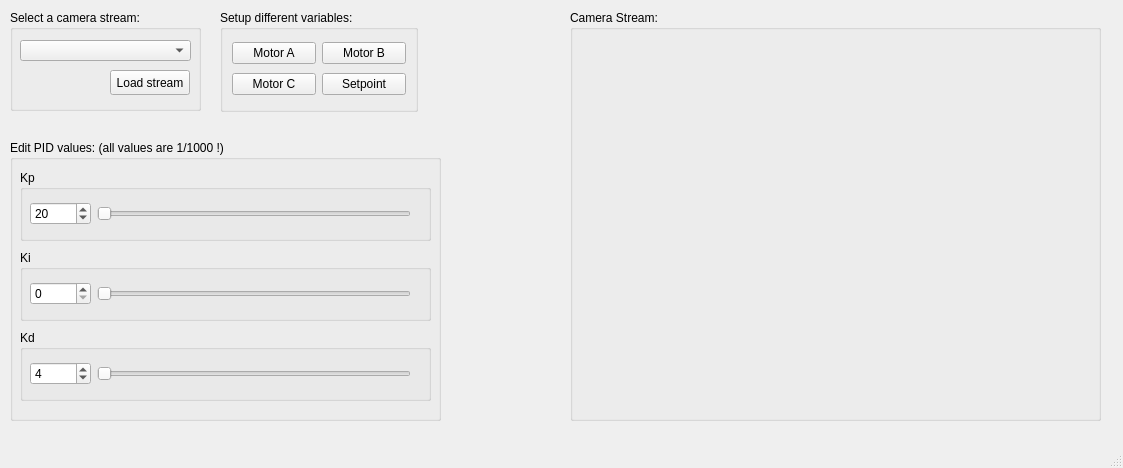
Old version of the form QT/mrb_window.ui in the repository verae98/Balancer.
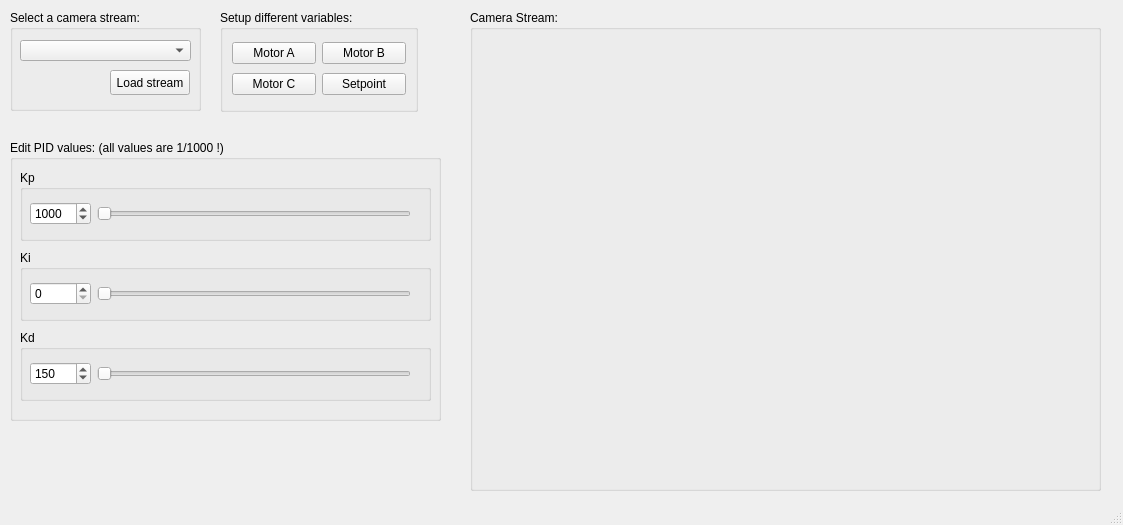
New version of the form.

```diff
--- a/QT/mrb_window.ui
+++ b/QT/mrb_window.ui
@@ -7,7 +7,7 @@
     <x>0</x>
     <y>0</y>
     <width>1123</width>
-    <height>468</height>
+    <height>525</height>
    </rect>
   </property>
   <property name="windowTitle">
@@ -100,10 +100,10 @@
    <widget class="QGroupBox" name="groupBox_3">
     <property name="geometry">
      <rect>
-      <x>570</x>
+      <x>470</x>
       <y>10</y>
-      <width>531</width>
-      <height>411</height>
+      <width>631</width>
+      <height>481</height>
      </rect>
     </property>
     <property name="title">
@@ -114,8 +114,8 @@
       <rect>
        <x>0</x>
        <y>20</y>
-       <width>531</width>
-       <height>391</height>
+       <width>611</width>
+       <height>451</height>
       </rect>
      </property>
      <property name="text">
@@ -147,7 +147,7 @@
      <property name="title">
       <string>Kp</string>
      </property>
-     <widget class="QWidget" name="">
+     <widget class="QWidget" name="layoutWidget">
       <property name="geometry">
        <rect>
         <x>10</x>
@@ -163,7 +163,7 @@
           <number>50000</number>
          </property>
          <property name="value">
-          <number>20</number>
+          <number>1000</number>
          </property>
         </widget>
        </item>
@@ -250,7 +250,7 @@
           <number>50000</number>
          </property>
          <property name="value">
-          <number>4</number>
+          <number>150</number>
          </property>
         </widget>
        </item>
```
